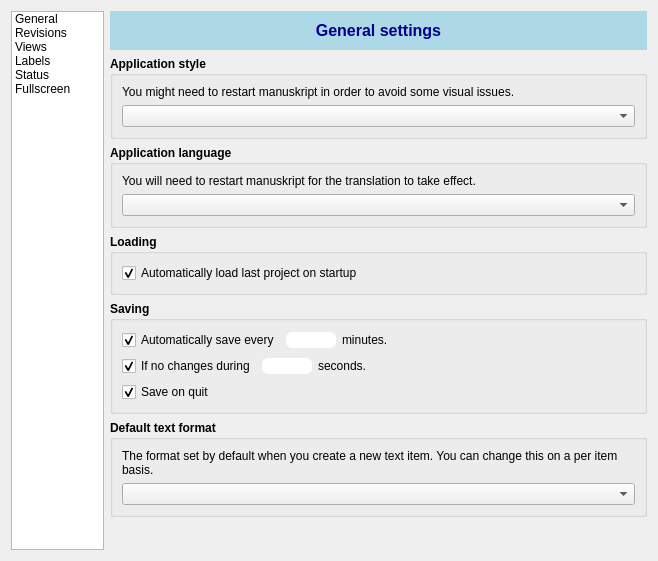
Qt form manuskript/ui/settings_ui.ui (olivierkes/manuskript) before a commit.
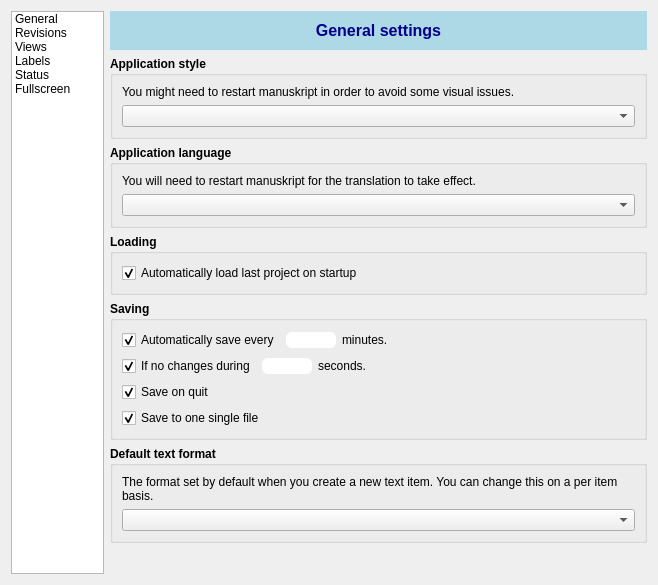
The same form after that commit. Icons and pictures are not drawn.

Commit message: Adds: UI setting to change project format (single file, or directory)

The edit to the form file:
```diff
--- a/manuskript/ui/settings_ui.ui
+++ b/manuskript/ui/settings_ui.ui
@@ -7,7 +7,7 @@
     <x>0</x>
     <y>0</y>
     <width>658</width>
-    <height>561</height>
+    <height>585</height>
    </rect>
   </property>
   <property name="windowTitle">
@@ -399,6 +399,28 @@
             </property>
            </widget>
           </item>
+          <item>
+           <widget class="QCheckBox" name="chkSaveToZip">
+            <property name="font">
+             <font>
+              <weight>50</weight>
+              <bold>false</bold>
+             </font>
+            </property>
+            <property name="toolTip">
+             <string>&lt;html&gt;&lt;head/&gt;&lt;body&gt;&lt;p&gt;If you check this option, your project will be save as one single file. Easier to copy or backup, but does not allow collaborative editing, or versionning.&lt;br/&gt;If this is unchecked, your project will be save as a folder containing many small files.&lt;/p&gt;&lt;/body&gt;&lt;/html&gt;</string>
+            </property>
+            <property name="statusTip">
+             <string/>
+            </property>
+            <property name="text">
+             <string>Save to one single file</string>
+            </property>
+            <property name="checked">
+             <bool>true</bool>
+            </property>
+           </widget>
+          </item>
          </layout>
         </widget>
        </item>
```
The commit also changes 6 other files.
